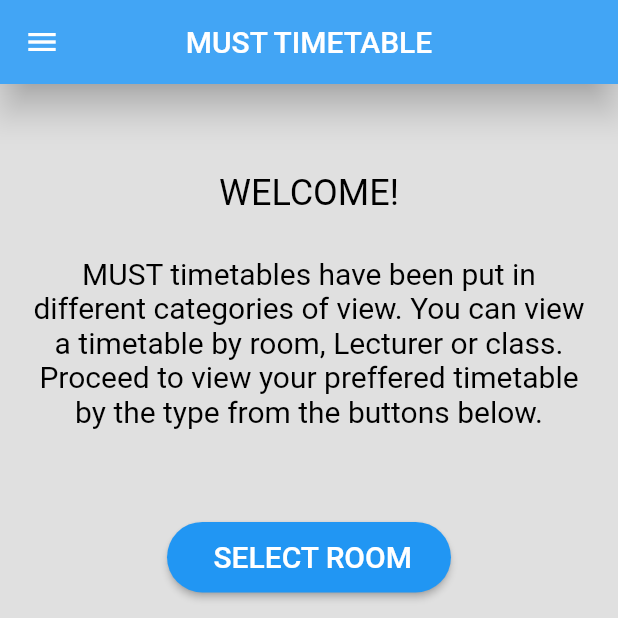
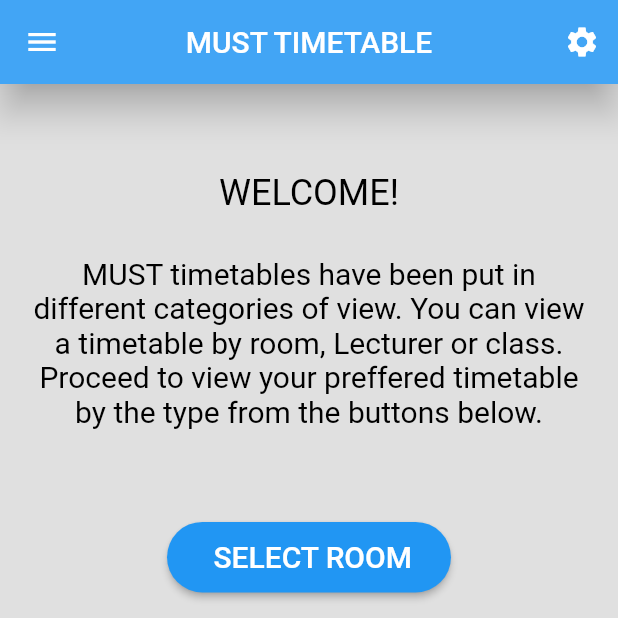
Before and after one commit to shadkasera/must_app, a Flutter app: the screen it shows after launch, on a phone screen of 412 x 824 dp, the top half of it. Run offline on Flutter 3.47's test engine with Material 2 defaults, Android fonts, the phone set to English and light mode, and no system bars.

```diff
--- a/lib/home_screen.dart
+++ b/lib/home_screen.dart
@@ -7,7 +7,8 @@ class home_screen extends StatelessWidget {
   @override
   Widget build(BuildContext context) {
     return SafeArea(
-      child: Scaffold( backgroundColor: Colors.grey[300],
+      child: Scaffold(
+          backgroundColor: Colors.grey[300],
           appBar: AppBar(
             backgroundColor: Colors.blue[400],
             elevation: 10,
@@ -21,6 +22,16 @@ class home_screen extends StatelessWidget {
                 // handle the press
               },
             ),
+           actions: [
+          IconButton(
+            icon: const Icon(Icons.settings),
+            color: Colors.white,
+            onPressed: () {
+              // do something when the icon is pressed
+            },
+          ),
+        ],
+
             title: const Text(
               'MUST TIMETABLE',
               style: TextStyle(color: Colors.white),
@@ -36,7 +47,10 @@ class home_screen extends StatelessWidget {
                 RichText(
                   text: const TextSpan(
                     text: 'WELCOME! \n\n',
-                    style: TextStyle(fontSize: 24, color: Colors.black,),
+                    style: TextStyle(
+                      fontSize: 24,
+                      color: Colors.black,
+                    ),
                     children: [
                       TextSpan(
                         text:
```
